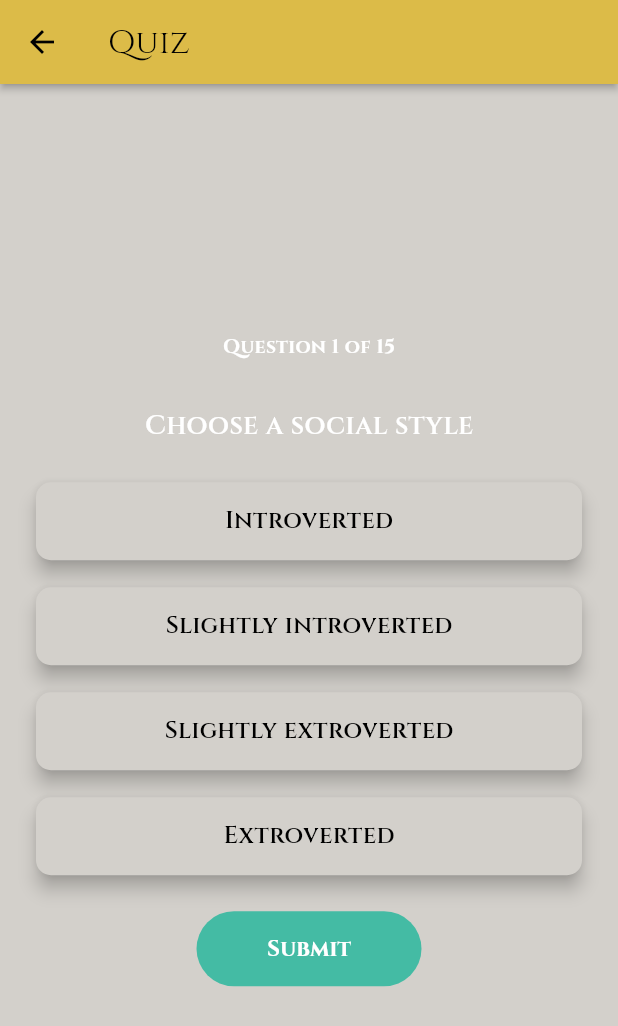
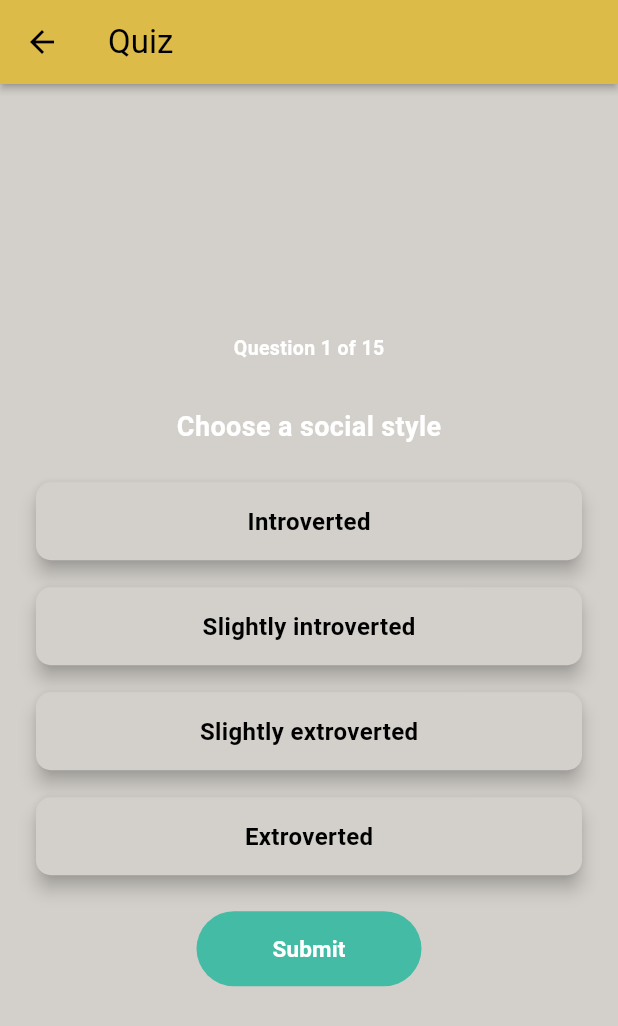
Before and after one commit to FormOfShred/dnd-quiz-app, a Flutter app: the screen it shows after launch, after a tap on "Create Character", on a phone screen of 412 x 824 dp. Shown: the top 1026 px of the screen. Run offline on Flutter 3.47's test engine with Material 3 defaults, Android fonts, the phone set to English and light mode, and no system bars; our stand-ins replace getwidget, sqflite; accounts and stored records are empty.

```diff
--- a/lib/data/character_state_data.dart
+++ b/lib/data/character_state_data.dart
@@ -50,7 +50,8 @@ class CharacterState {
       "Class": "",
       "Race": "",
       "Background": "",
-      "name": ""
+      "Name": "",
+      "Image": "",
     };
 
     // find class with highest int
--- a/lib/main.dart
+++ b/lib/main.dart
@@ -6,7 +6,7 @@ import 'package:dungeon_buddy/src/overview.dart';
 import 'package:dungeon_buddy/src/quiz.dart';
 import 'package:dungeon_buddy/src/result.dart';
 import 'package:flutter/material.dart';
-import 'package:google_fonts/google_fonts.dart';
+//import 'package:google_fonts/google_fonts.dart';
 
 void main() {
   runApp(const MyApp());
@@ -23,10 +23,10 @@ class MyApp extends StatelessWidget {
       theme: ThemeData(
         colorScheme: myColorScheme,
         useMaterial3: true,
-        textTheme: GoogleFonts.cinzelTextTheme(
+        /*textTheme: GoogleFonts.cinzelTextTheme(
           Theme.of(context).textTheme,
         ),
-        fontFamily: GoogleFonts.cinzel().fontFamily,
+        fontFamily: GoogleFonts.cinzel().fontFamily,*/
       ),
       routes: {
         '/quiz': (context) {
@@ -50,20 +50,6 @@ class MyApp extends StatelessWidget {
   }
 }
 
-/*const myColorScheme = ColorScheme(
-    primary: Color(0xFFE78230), // Custom primary color
-    secondary: Color(0xFF2D4159), // Custom secondary color
-    background: Color(0xFF272D43), // Custom background color
-    surface: Color(0xFFCCDAE5), // Custom surface color
-    onPrimary: Color(0xFFFFFFFF), // Custom text color on primary
-    onSecondary: Color(0xFFFFFFFF), // Custom text color on secondary
-    onBackground: Color(0xFFFFFFFF), // Custom text color on background
-    onSurface: Color(0xFF000000),
-    brightness: Brightness.dark,
-    error: Colors.red,
-    onError: Colors.white // Custom text color on surface
-    );*/
-
 const myColorScheme = ColorScheme(
     primary: Color(0xFF44BBA4), // Custom primary color
     secondary: Color(0xFFE7BB41), // Custom secondary color
--- a/lib/model/character_model.dart
+++ b/lib/model/character_model.dart
@@ -1,23 +1,28 @@
+import 'package:flutter/material.dart';
+
 class Character {
   final int? id;
   final String recommendedClass;
   final String recommendedRace;
   final String recommendedBackground;
   String? characterName;
+  Image? characterImage;
 
   Character(
       {this.id,
       required this.recommendedClass,
       required this.recommendedRace,
       required this.recommendedBackground,
-      this.characterName});
+      this.characterName,
+      this.characterImage});
 
   Character.fromMap(Map<String, dynamic> res)
       : id = res["id"],
         recommendedClass = res["recommendedClass"],
         recommendedRace = res["recommendedRace"],
         recommendedBackground = res["recommendedBackground"],
-        characterName = res["characterName"];
+        characterName = res["characterName"],
+        characterImage = res["characterImage"];
 
   Map<String, Object?> toMap() {
     return {
@@ -25,12 +30,13 @@ class Character {
       'recommendedClass': recommendedClass,
       'recommendedRace': recommendedRace,
       'recommendedBackground': recommendedBackground,
-      'characterName': characterName
+      'characterName': characterName,
+      'characterImage': characterImage,
     };
   }
 
   @override
   String toString() {
-    return 'Character(recommendedClass: $recommendedClass, recommendedRace: $recommendedRace, recommendedBackground: $recommendedBackground, characterName: $characterName)';
+    return 'Character(recommendedClass: $recommendedClass, recommendedRace: $recommendedRace, recommendedBackground: $recommendedBackground, characterName: $characterName, characterImage: $characterImage)';
   }
 }
--- a/lib/model/database_helper.dart
+++ b/lib/model/database_helper.dart
@@ -24,11 +24,12 @@ class DatabaseHelper {
     recommendedClass TEXT NOT NULL,
     recommendedRace TEXT NOT NULL,
     recommendedBackground TEXT NOT NULL,
-    characterName TEXT
+    characterName TEXT,
+    characterImage BLOB
   )
 ''');
       },
-      version: 3,
+      version: 4,
     );
   }
 
@@ -58,4 +59,9 @@ class DatabaseHelper {
     await db.update('characters', {'characterName': characterName},
         where: 'id = ?', whereArgs: [id]);
   }
+
+  Future<void> updateCharacterImage(int id, String characterImage) async {
+    await db.update('characters', {'characterImage': characterImage},
+        where: 'id = ?', whereArgs: [id]);
+  }
 }
--- a/lib/src/home.dart
+++ b/lib/src/home.dart
@@ -32,12 +32,12 @@ class _HomeState extends State<Home> {
   @override
   Widget build(BuildContext context) => Scaffold(
         appBar: AppBar(
-          shadowColor: Colors.black,
+          shadowColor: Theme.of(context).colorScheme.onPrimary,
           elevation: 2,
-          title: const Text(
+          title: Text(
             'Dungeon Buddy',
             style: TextStyle(
-              color: Colors.black,
+              color: Theme.of(context).colorScheme.onPrimary,
             ),
           ),
           centerTitle: true,
--- a/lib/src/overview.dart
+++ b/lib/src/overview.dart
@@ -40,12 +40,12 @@ class _OverviewState extends State<Overview> {
   @override
   Widget build(BuildContext context) => Scaffold(
       appBar: AppBar(
-        shadowColor: Colors.black,
+        shadowColor: Theme.of(context).colorScheme.onPrimary,
         elevation: 2,
-        title: const Text(
+        title: Text(
           'Characters',
           style: TextStyle(
-            color: Colors.black,
+            color: Theme.of(context).colorScheme.onPrimary,
           ),
         ),
         backgroundColor: Theme.of(context).colorScheme.secondary,
--- a/lib/src/quiz.dart
+++ b/lib/src/quiz.dart
@@ -12,12 +12,12 @@ class Quiz extends StatelessWidget {
   @override
   Widget build(BuildContext context) => Scaffold(
         appBar: AppBar(
-          shadowColor: Colors.black,
+          shadowColor: Theme.of(context).colorScheme.onPrimary,
           elevation: 2,
-          title: const Text(
+          title: Text(
             'Quiz',
             style: TextStyle(
-              color: Colors.black,
+              color: Theme.of(context).colorScheme.onPrimary,
             ),
           ),
           backgroundColor: Theme.of(context).colorScheme.secondary,
--- a/lib/src/result.dart
+++ b/lib/src/result.dart
@@ -59,12 +59,12 @@ class _ResultState extends State<Result> {
   @override
   Widget build(BuildContext context) => Scaffold(
       appBar: AppBar(
-        shadowColor: Colors.black,
+        shadowColor: Theme.of(context).colorScheme.onPrimary,
         elevation: 2,
-        title: const Text(
+        title: Text(
           'Result',
           style: TextStyle(
-            color: Colors.black,
+            color: Theme.of(context).colorScheme.onPrimary,
           ),
         ),
         backgroundColor: Theme.of(context).colorScheme.secondary,
```
Also changed, not shown: lib/src/character_view.dart (+20 -6 lines).
